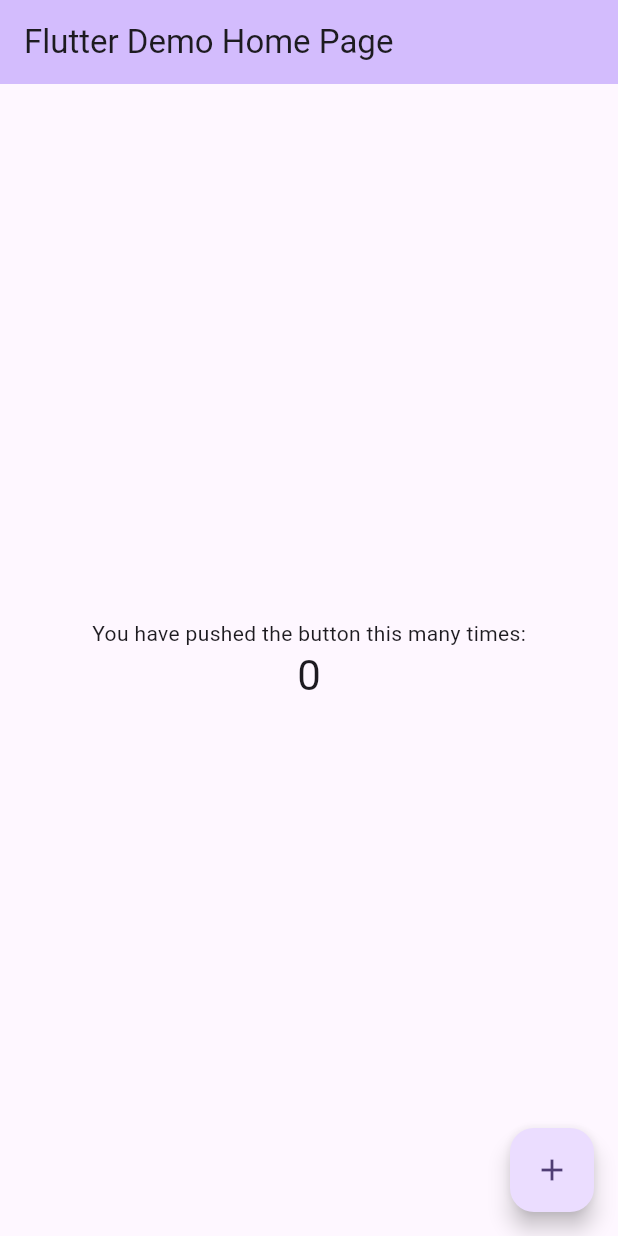
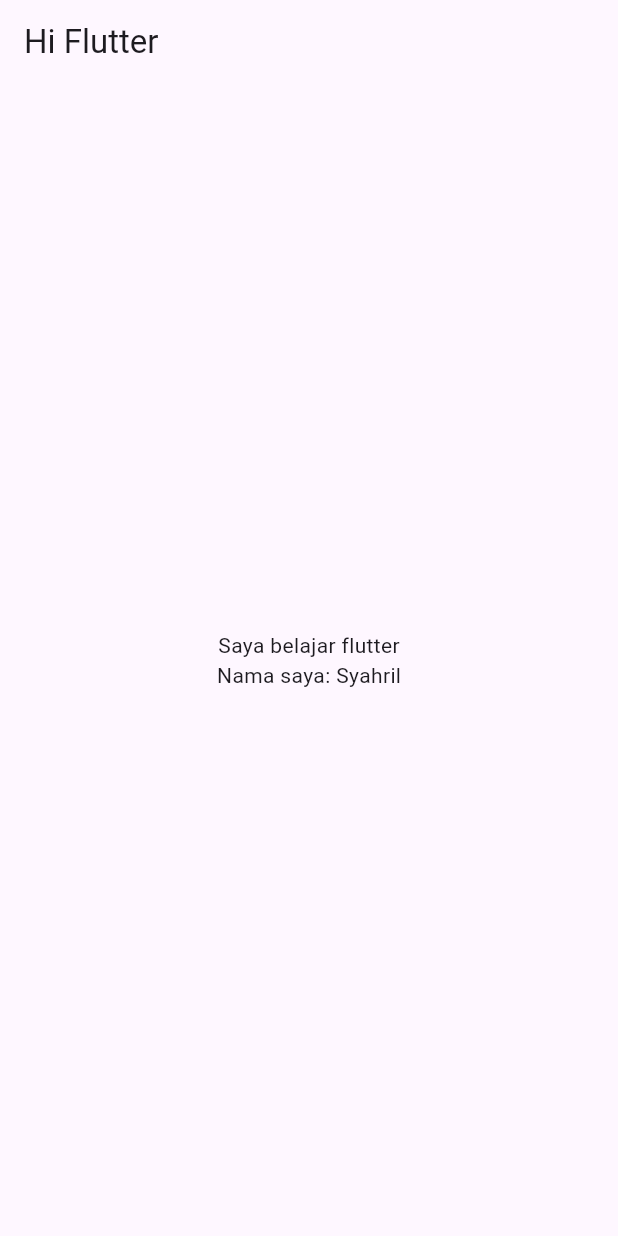
Before and after one commit to syah769/aplikasi_spp, a Flutter app: the screen it shows after launch, on a phone screen of 412 x 824 dp. Run offline on Flutter 3.47's test engine with Material 2 defaults, Android fonts, the phone set to English and light mode, and no system bars.

Commit message:
laravel api - 10
basic widget and separate page dart

```diff
--- a/lib/main.dart
+++ b/lib/main.dart
@@ -1,3 +1,4 @@
+import 'package:aplikasi_spp/my_homepage.dart';
 import 'package:flutter/material.dart';
 
 void main() {
@@ -7,27 +8,11 @@
 class MyApp extends StatelessWidget {
   const MyApp({super.key});
 
-  // This widget is the root of your application.
   @override
   Widget build(BuildContext context) {
     return MaterialApp(
       title: 'Flutter Demo',
       theme: ThemeData(
-        // This is the theme of your application.
-        //
-        // TRY THIS: Try running your application with "flutter run". You'll see
-        // the application has a blue toolbar. Then, without quitting the app,
-        // try changing the seedColor in the colorScheme below to Colors.green
-        // and then invoke "hot reload" (save your changes or press the "hot
-        // reload" button in a Flutter-supported IDE, or press "r" if you used
-        // the command line to start the app).
-        //
-        // Notice that the counter didn't reset back to zero; the application
-        // state is not lost during the reload. To reset the state, use hot
-        // restart instead.
-        //
-        // This works for code too, not just values: Most code changes can be
-        // tested with just a hot reload.
         colorScheme: ColorScheme.fromSeed(seedColor: Colors.deepPurple),
         useMaterial3: true,
       ),
@@ -35,91 +20,3 @@
     );
   }
 }
-
-class MyHomePage extends StatefulWidget {
-  const MyHomePage({super.key, required this.title});
-
-  // This widget is the home page of your application. It is stateful, meaning
-  // that it has a State object (defined below) that contains fields that affect
-  // how it looks.
-
-  // This class is the configuration for the state. It holds the values (in this
-  // case the title) provided by the parent (in this case the App widget) and
-  // used by the build method of the State. Fields in a Widget subclass are
-  // always marked "final".
-
-  final String title;
-
-  @override
-  State<MyHomePage> createState() => _MyHomePageState();
-}
-
-class _MyHomePageState extends State<MyHomePage> {
-  int _counter = 0;
-
-  void _incrementCounter() {
-    setState(() {
-      // This call to setState tells the Flutter framework that something has
-      // changed in this State, which causes it to rerun the build method below
-      // so that the display can reflect the updated values. If we changed
-      // _counter without calling setState(), then the build method would not be
-      // called again, and so nothing would appear to happen.
-      _counter++;
-    });
-  }
-
-  @override
-  Widget build(BuildContext context) {
-    // This method is rerun every time setState is called, for instance as done
-    // by the _incrementCounter method above.
-    //
-    // The Flutter framework has been optimized to make rerunning build methods
-    // fast, so that you can just rebuild anything that needs updating rather
-    // than having to individually change instances of widgets.
-    return Scaffold(
-      appBar: AppBar(
-        // TRY THIS: Try changing the color here to a specific color (to
-        // Colors.amber, perhaps?) and trigger a hot reload to see the AppBar
-        // change color while the other colors stay the same.
-        backgroundColor: Theme.of(context).colorScheme.inversePrimary,
-        // Here we take the value from the MyHomePage object that was created by
-        // the App.build method, and use it to set our appbar title.
-        title: Text(widget.title),
-      ),
-      body: Center(
-        // Center is a layout widget. It takes a single child and positions it
-        // in the middle of the parent.
-        child: Column(
-          // Column is also a layout widget. It takes a list of children and
-          // arranges them vertically. By default, it sizes itself to fit its
-          // children horizontally, and tries to be as tall as its parent.
-          //
-          // Column has various properties to control how it sizes itself and
-          // how it positions its children. Here we use mainAxisAlignment to
-          // center the children vertically; the main axis here is the vertical
-          // axis because Columns are vertical (the cross axis would be
-          // horizontal).
-          //
-          // TRY THIS: Invoke "debug painting" (choose the "Toggle Debug Paint"
-          // action in the IDE, or press "p" in the console), to see the
-          // wireframe for each widget.
-          mainAxisAlignment: MainAxisAlignment.center,
-          children: <Widget>[
-            const Text(
-              'You have pushed the button this many times:',
-            ),
-            Text(
-              '$_counter',
-              style: Theme.of(context).textTheme.headlineMedium,
-            ),
-          ],
-        ),
-      ),
-      floatingActionButton: FloatingActionButton(
-        onPressed: _incrementCounter,
-        tooltip: 'Increment',
-        child: const Icon(Icons.add),
-      ), // This trailing comma makes auto-formatting nicer for build methods.
-    );
-  }
-}
--- /dev/null
+++ b/lib/my_homepage.dart
@@ -0,0 +1,40 @@
+import 'package:flutter/material.dart';
+
+class MyHomePage extends StatefulWidget {
+  const MyHomePage({super.key, required this.title});
+
+  final String title;
+
+  @override
+  State<MyHomePage> createState() => _MyHomePageState();
+}
+
+class _MyHomePageState extends State<MyHomePage> {
+  int _counter = 0;
+
+  void _incrementCounter() {
+    setState(() {
+      _counter++;
+    });
+  }
+
+  @override
+  Widget build(BuildContext context) {
+    //scaffold adalah widget
+    return Scaffold(
+        //dalam scaffold, ada argument appBar dimana ia diisi dengan widgt AppBar
+        appBar: AppBar(
+          //dalam ni pulak ada argument title dimana menggunakan widget Text
+          title: Text("Hi Flutter"),
+        ),
+        body: Center(
+          child: Column(
+            mainAxisAlignment: MainAxisAlignment.center,
+            children: [
+              Text("Saya belajar flutter"),
+              Text("Nama saya: Syahril")
+            ],
+          ),
+        ));
+  }
+}
```
